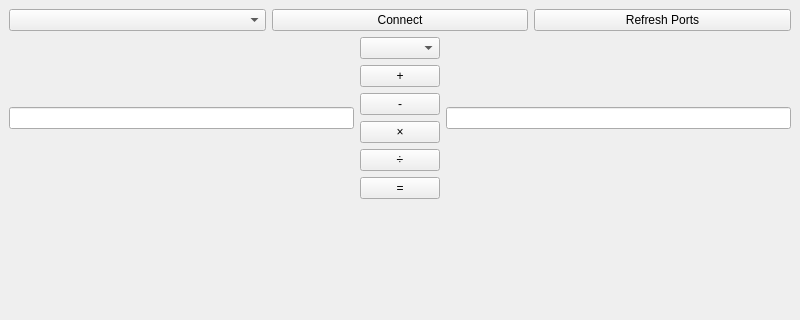
The window that GUIClient/mainwindow.ui (OlisCode/StudiumRechner) describes before a commit, drawn with Qt 5; both pictures show x 0 to 800 and y 0 to 320 of the 800 by 600 pixel window.
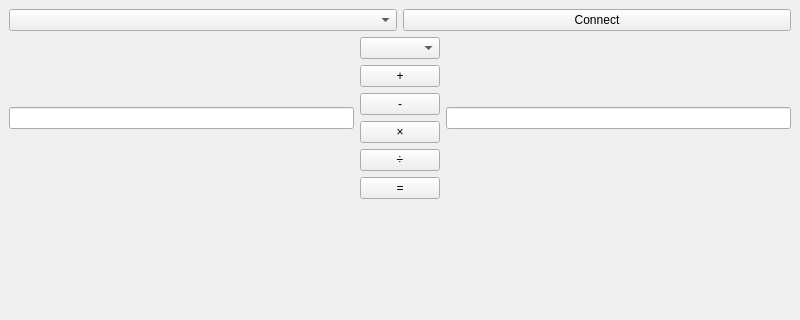
The same window after the commit.

Commit message: Remove the need to manually refresh for ports

What changed in the file:
```diff
--- a/GUIClient/mainwindow.ui
+++ b/GUIClient/mainwindow.ui
@@ -20,19 +20,16 @@
       <item>
        <layout class="QHBoxLayout" name="horizontalLayout_4">
         <item>
-         <widget class="QComboBox" name="comboBox_Serial"/>
-        </item>
-        <item>
-         <widget class="QPushButton" name="pushButton_Connect">
-          <property name="text">
-           <string>Connect</string>
+         <widget class="QComboBox" name="comboBox_Serial">
+          <property name="currentText">
+           <string/>
           </property>
          </widget>
         </item>
         <item>
-         <widget class="QPushButton" name="pushButton_refreshPorts">
+         <widget class="QPushButton" name="pushButton_Connect">
           <property name="text">
-           <string>Refresh Ports</string>
+           <string>Connect</string>
           </property>
          </widget>
         </item>
```
The commit also changes 2 other files.
